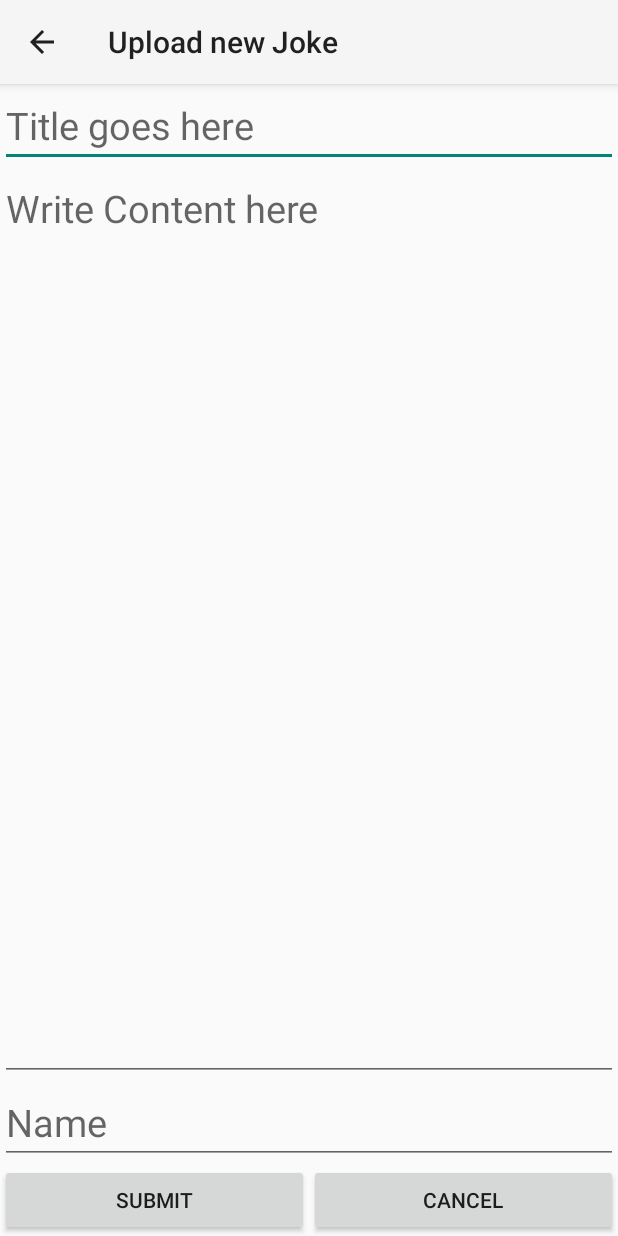
After one commit to HanuDroid/Hindi-Jokes, an Android app: the CreateNewPost screen opened directly, with no data from a screen before it, on a phone screen of 412 x 824 dp. The commit adds this screen. Run offline under Robolectric (Android 15) with nearby library versions, the phone set to English and light mode, and no system bars; libraries missing offline, so code that uses them is left out: org.varunverma, org.varunverma.hanu; 2 statements that could not run were skipped.

Commit message:
Sync code

```diff
--- /dev/null
+++ b/app/src/main/java/com/ayansh/hindijokes/android/CreateNewPost.java
@@ -0,0 +1,132 @@
+package com.ayansh.hindijokes.android;
+
+import android.app.Activity;
+import android.app.ProgressDialog;
+import android.content.Intent;
+import android.os.Bundle;
+import android.support.v7.app.ActionBar;
+import android.support.v7.app.AppCompatActivity;
+import android.support.v7.widget.Toolbar;
+import android.view.View;
+import android.widget.Button;
+import android.widget.EditText;
+import android.widget.Toast;
+
+import org.varunverma.CommandExecuter.CommandExecuter;
+import org.varunverma.CommandExecuter.Invoker;
+import org.varunverma.CommandExecuter.ProgressInfo;
+import org.varunverma.CommandExecuter.ResultObject;
+import org.varunverma.hanu.Application.Application;
+import org.varunverma.hanu.Application.CreateNewPostCommand;
+
+/**
+ * Created by varun on 1/7/16.
+ */
+public class CreateNewPost extends AppCompatActivity implements View.OnClickListener, Invoker {
+
+    private ProgressDialog pd;
+    private EditText title, content;
+
+    public void onCreate(Bundle savedInstanceState) {
+
+        super.onCreate(savedInstanceState);
+
+        setContentView(R.layout.create_post);
+        setTitle("Upload new Joke");
+
+        Toolbar myToolbar = (Toolbar) findViewById(R.id.my_toolbar);
+        setSupportActionBar(myToolbar);
+
+        // Get a support ActionBar corresponding to this toolbar
+        ActionBar ab = getSupportActionBar();
+
+        // Enable the Up button
+        ab.setDisplayHomeAsUpEnabled(true);
+
+        title = (EditText) findViewById(R.id.title);
+        content = (EditText) findViewById(R.id.content);
+
+        // Initialize Application
+        Application app = Application.getApplicationInstance();
+        app.setContext(getApplicationContext());
+
+        // Get Intent
+        Intent intent = getIntent();
+
+        String action = intent.getAction();
+        String type = intent.getType();
+
+        // Filter - to be sure
+        if(action != null && action.contentEquals(Intent.ACTION_SEND) && type!=null && type.contains("text")){
+            title.setText(intent.getStringExtra(Intent.EXTRA_SUBJECT));
+            content.setText(intent.getStringExtra(Intent.EXTRA_TEXT));
+        }
+
+        Button submit = (Button) findViewById(R.id.submit);
+        submit.setOnClickListener(this);
+
+        Button cancel = (Button) findViewById(R.id.cancel);
+        cancel.setOnClickListener(this);
+
+    }
+
+    @Override
+    public void onClick(View view) {
+        // On Click of a View
+        switch(view.getId()){
+
+            case R.id.submit:
+                createNewPost();
+                break;
+
+            case R.id.cancel:
+                finish();
+                break;
+
+        }
+
+    }
+
+    private void createNewPost() {
+        // Create New Post
+        String title = this.title.getEditableText().toString();
+        String content = this.content.getEditableText().toString();
+        String name = ((EditText) findViewById(R.id.nick_name)).getEditableText().toString();
+
+        if(title == null || title.contentEquals("") || content == null || content.contentEquals("")){
+            Toast.makeText(this, "Title/Content cannot be empty", Toast.LENGTH_LONG).show();
+            return;
+        }
+
+        CommandExecuter ce = new CommandExecuter();
+        CreateNewPostCommand command = new CreateNewPostCommand(this,title,content,name);
+
+        pd = ProgressDialog.show(this, "Uploading Joke", "Uploading new joke, please wait...");
+
+        ce.execute(command);
+    }
+
+    @Override
+    public void NotifyCommandExecuted(ResultObject result) {
+        // Command Execution is success.
+
+        pd.dismiss();
+
+        if(result.isCommandExecutionSuccess() && result.getResultCode() == 200){
+            Toast.makeText(this, "Joke uploaded successfully...", Toast.LENGTH_LONG).show();
+            finish();
+        }
+        else{
+            String message = "Following error while uploading joke: " + result.getErrorMessage() + " -- Please try again!";
+            Toast.makeText(this, message, Toast.LENGTH_LONG).show();
+        }
+
+    }
+
+    @Override
+    public void ProgressUpdate(ProgressInfo progress) {
+        // Nothing to do
+
+    }
+
+}
--- a/app/src/main/res/layout/activity_main.xml
+++ b/app/src/main/res/layout/activity_main.xml
@@ -27,6 +27,7 @@
         xmlns:android="http://schemas.android.com/apk/res/android"
         android:layout_below="@id/my_toolbar"
         android:id="@+id/post_pager"
+        android:background="@drawable/background"
         android:layout_width="match_parent"
         android:layout_height="match_parent"
         android:layout_above="@id/adView" />
--- /dev/null
+++ b/app/src/main/res/layout/create_post.xml
@@ -0,0 +1,78 @@
+<?xml version="1.0" encoding="utf-8"?>
+<RelativeLayout xmlns:android="http://schemas.android.com/apk/res/android"
+    android:layout_width="match_parent"
+    android:layout_height="match_parent"
+    android:orientation="vertical" >
+
+    <android.support.v7.widget.Toolbar
+        android:id="@+id/my_toolbar"
+        android:layout_width="match_parent"
+        android:layout_height="?attr/actionBarSize"
+        android:background="?attr/colorPrimary"
+        android:elevation="4dp"
+        android:theme="@style/ThemeOverlay.AppCompat.ActionBar"
+        android:popupTheme="@style/ThemeOverlay.AppCompat.Light"/>
+
+    <RelativeLayout
+        android:layout_width="match_parent"
+        android:layout_height="match_parent"
+        android:layout_below="@id/my_toolbar"
+        android:layout_above="@id/adView"
+        android:orientation="vertical" >
+
+        <EditText
+            android:id="@+id/title"
+            android:layout_width="match_parent"
+            android:layout_height="wrap_content"
+            android:layout_alignParentTop="true"
+            android:hint="@string/title"
+            android:textSize="25sp"
+            android:textAppearance="?android:attr/textAppearanceMedium" />
+
+        <LinearLayout
+            android:id="@+id/buttons"
+            android:layout_width="match_parent"
+            android:layout_height="wrap_content"
+            android:layout_alignParentBottom="true"
+            android:orientation="horizontal" >
+
+            <Button
+                android:id="@+id/submit"
+                android:layout_width="0dp"
+                android:layout_weight="1"
+                android:layout_height="wrap_content"
+                android:text="@string/submit" />
+
+            <Button
+                android:id="@+id/cancel"
+                android:layout_width="0dp"
+                android:layout_weight="1"
+                android:layout_height="wrap_content"
+                android:text="@string/cancel" />
+        </LinearLayout>
+
+        <EditText
+            android:id="@+id/nick_name"
+            android:layout_width="match_parent"
+            android:layout_height="wrap_content"
+            android:layout_above="@id/buttons"
+            android:hint="@string/nick_name"
+            android:textSize="25sp"
+            android:inputType="textPersonName" >
+        </EditText>
+
+        <EditText
+            android:id="@+id/content"
+            android:layout_width="match_parent"
+            android:layout_height="wrap_content"
+            android:layout_above="@id/nick_name"
+            android:layout_below="@id/title"
+            android:gravity="top"
+            android:textSize="25sp"
+            android:hint="@string/content"
+            android:inputType="textMultiLine" >
+        </EditText>
+
+    </RelativeLayout>
+
+</RelativeLayout>
--- a/app/src/main/res/menu/menu_main.xml
+++ b/app/src/main/res/menu/menu_main.xml
@@ -9,7 +9,7 @@
         android:title="Share">
     </item>
 
-    <item android:icon="@mipmap/help"
+    <item android:icon="@mipmap/add_content"
         android:id="@+id/Upload"
         app:showAsAction="ifRoom"
         android:title="Upload">
--- a/app/src/main/res/values/strings.xml
+++ b/app/src/main/res/values/strings.xml
@@ -20,4 +20,10 @@
     <string name="taxonomy_color">black</string>
     <string name="taxonomy_font">arial,helvetica,sans-serif</string>
 
+    <string name="title">Title goes here</string>
+    <string name="submit">Submit</string>
+    <string name="cancel">Cancel</string>
+    <string name="nick_name">Name</string>
+    <string name="content">Write Content here</string>
+
 </resources>
```
Also changed, not shown: app/src/main/AndroidManifest.xml (+28 -0 lines), app/src/main/java/com/ayansh/hindijokes/android/Main.java (+45 -10 lines), app/src/main/java/com/ayansh/hindijokes/android/PostRating.java (added, +69 -0 lines), app/src/main/res/layout/rate.xml (added, +13 -0 lines), app/src/main/res/mipmap-hdpi/add_content.png (added), app/src/main/res/mipmap-mdpi/add_content.png (added), app/src/main/res/mipmap-xhdpi/add_content.png (added), app/src/main/res/mipmap-xxhdpi/add_content.png (added).
